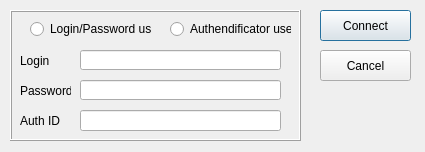
Before: the Qt Designer form UI/_SRC/UI/FTP_client_connection.ui in incomtechdev/UDTP_Prototype, drawn with Qt 5.
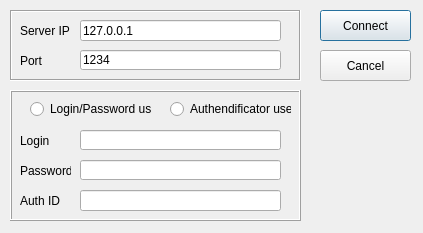
After: the same form once the commit is applied.

```diff
--- a/UI/_SRC/UI/FTP_client_connection.ui
+++ b/UI/_SRC/UI/FTP_client_connection.ui
@@ -6,8 +6,8 @@
    <rect>
     <x>0</x>
     <y>0</y>
-    <width>425</width>
-    <height>152</height>
+    <width>423</width>
+    <height>233</height>
    </rect>
   </property>
   <property name="windowTitle">
@@ -17,7 +17,7 @@
    <property name="geometry">
     <rect>
      <x>10</x>
-     <y>10</y>
+     <y>90</y>
      <width>291</width>
      <height>131</height>
     </rect>
@@ -150,6 +150,74 @@
     <string>Cancel</string>
    </property>
   </widget>
+  <widget class="QFrame" name="frame">
+   <property name="geometry">
+    <rect>
+     <x>10</x>
+     <y>10</y>
+     <width>291</width>
+     <height>71</height>
+    </rect>
+   </property>
+   <property name="frameShape">
+    <enum>QFrame::Box</enum>
+   </property>
+   <property name="frameShadow">
+    <enum>QFrame::Sunken</enum>
+   </property>
+   <widget class="QLabel" name="label">
+    <property name="geometry">
+     <rect>
+      <x>10</x>
+      <y>10</y>
+      <width>51</width>
+      <height>21</height>
+     </rect>
+    </property>
+    <property name="text">
+     <string>Server IP</string>
+    </property>
+   </widget>
+   <widget class="QLineEdit" name="IP_lineEdit">
+    <property name="geometry">
+     <rect>
+      <x>70</x>
+      <y>10</y>
+      <width>201</width>
+      <height>21</height>
+     </rect>
+    </property>
+    <property name="text">
+     <string>127.0.0.1</string>
+    </property>
+   </widget>
+   <widget class="QLabel" name="label_7">
+    <property name="geometry">
+     <rect>
+      <x>10</x>
+      <y>40</y>
+      <width>31</width>
+      <height>21</height>
+     </rect>
+    </property>
+    <property name="text">
+     <string>Port</string>
+    </property>
+   </widget>
+   <widget class="QLineEdit" name="port_lineEdit">
+    <property name="geometry">
+     <rect>
+      <x>70</x>
+      <y>40</y>
+      <width>201</width>
+      <height>20</height>
+     </rect>
+    </property>
+    <property name="text">
+     <string>1234</string>
+    </property>
+   </widget>
+  </widget>
  </widget>
  <resources/>
  <connections/>
```
Left out of the diff: 4 changed lines with no effect on the pictures.
